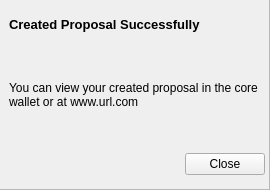
navcoin/navcoin-core, file src/qt/forms/communityfundsuccessdialog.ui: the form before one commit.
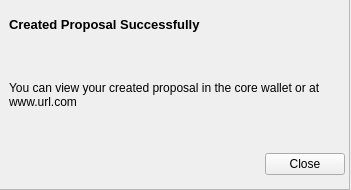
The form after the commit.

Commit message: success dialog links to navexplorer but link will not work yet

Diff of the .ui file:
```diff
--- a/src/qt/forms/communityfundsuccessdialog.ui
+++ b/src/qt/forms/communityfundsuccessdialog.ui
@@ -6,7 +6,7 @@
    <rect>
     <x>0</x>
     <y>0</y>
-    <width>270</width>
+    <width>351</width>
     <height>190</height>
    </rect>
   </property>
@@ -18,7 +18,7 @@
     <rect>
      <x>-1</x>
      <y>-1</y>
-     <width>271</width>
+     <width>351</width>
      <height>191</height>
     </rect>
    </property>
@@ -33,7 +33,7 @@
      <rect>
       <x>10</x>
       <y>0</y>
-      <width>261</width>
+      <width>341</width>
       <height>51</height>
      </rect>
     </property>
@@ -68,7 +68,7 @@
      <rect>
       <x>10</x>
       <y>50</y>
-      <width>261</width>
+      <width>341</width>
       <height>91</height>
      </rect>
     </property>
@@ -90,7 +90,7 @@
      <rect>
       <x>0</x>
       <y>140</y>
-      <width>271</width>
+      <width>351</width>
       <height>51</height>
      </rect>
     </property>
```
The commit also changes 1 other file.
